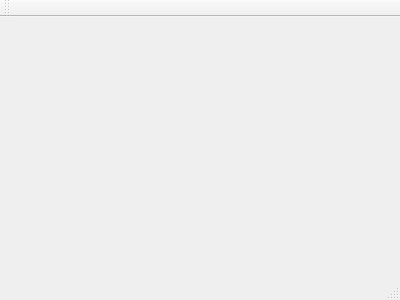
Before: the Qt Designer form SessionsBooking/mainwindow.ui in d-c-hope/NurserySessionsSheets, drawn with Qt 5.
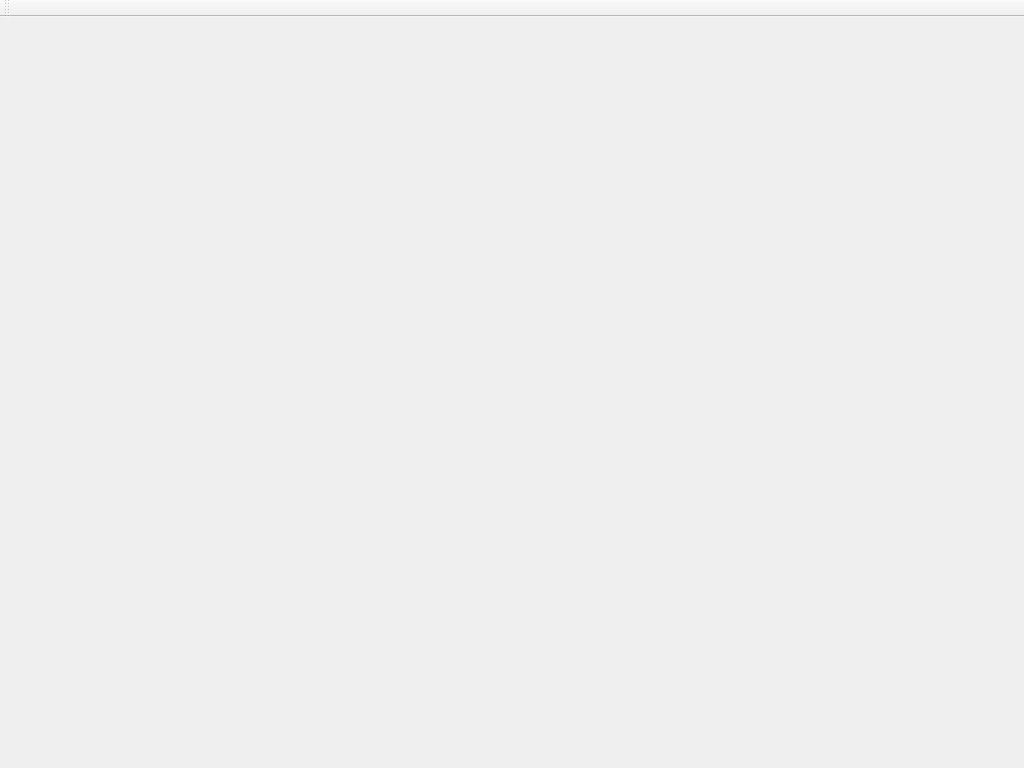
After: the same form once the commit is applied.

Commit message: nearly got add child page working

Diff of the .ui file:
```diff
--- a/SessionsBooking/mainwindow.ui
+++ b/SessionsBooking/mainwindow.ui
@@ -1,24 +1,54 @@
 <ui version="4.0">
  <class>MainWindow</class>
- <widget class="QMainWindow" name="MainWindow" >
-  <property name="geometry" >
+ <widget class="QMainWindow" name="MainWindow">
+  <property name="geometry">
    <rect>
     <x>0</x>
     <y>0</y>
-    <width>400</width>
-    <height>300</height>
+    <width>1024</width>
+    <height>768</height>
    </rect>
   </property>
   <property name="windowTitle" >
    <string>MainWindow</string>
   </property>
-  <widget class="QMenuBar" name="menuBar" />
-  <widget class="QToolBar" name="mainToolBar" />
-  <widget class="QWidget" name="centralWidget" />
-  <widget class="QStatusBar" name="statusBar" />
+  <widget class="QWidget" name="centralWidget">
+   <widget class="QStackedWidget" name="stackedWidget">
+    <property name="geometry">
+     <rect>
+      <x>-1</x>
+      <y>-1</y>
+      <width>1031</width>
+      <height>731</height>
+     </rect>
+    </property>
+    <property name="currentIndex">
+     <number>1</number>
+    </property>
+    <widget class="QWidget" name="page"/>
+    <widget class="QWidget" name="page_2"/>
+   </widget>
+  </widget>
+  <widget class="QMenuBar" name="menuBar">
+   <property name="geometry">
+    <rect>
+     <x>0</x>
+     <y>0</y>
+     <width>1024</width>
+     <height>22</height>
+    </rect>
+   </property>
+  </widget>
+  <widget class="QToolBar" name="mainToolBar">
+   <attribute name="toolBarArea">
+    <enum>TopToolBarArea</enum>
+   </attribute>
+   <attribute name="toolBarBreak">
+    <bool>false</bool>
+   </attribute>
+  </widget>
  </widget>
- <layoutDefault spacing="6" margin="11" />
- <pixmapfunction></pixmapfunction>
+ <layoutdefault spacing="6" margin="11"/>
  <resources/>
  <connections/>
 </ui>
```
Left out of the diff: 3 changed lines with no effect on the pictures. The commit also changes 24 other files.
